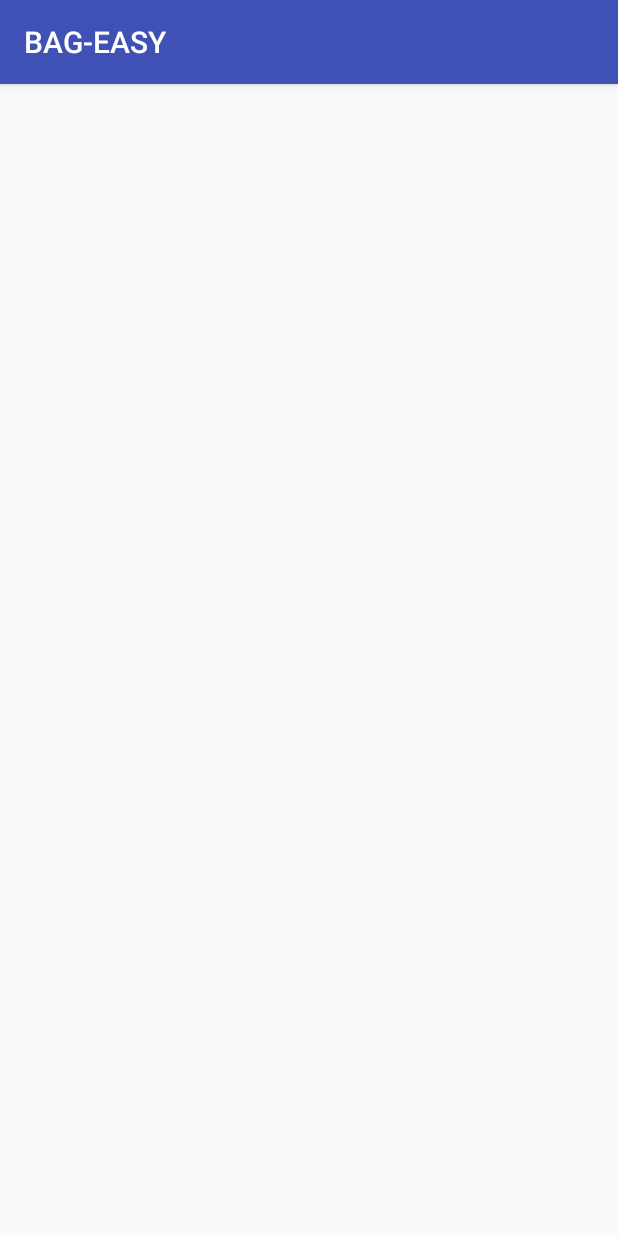
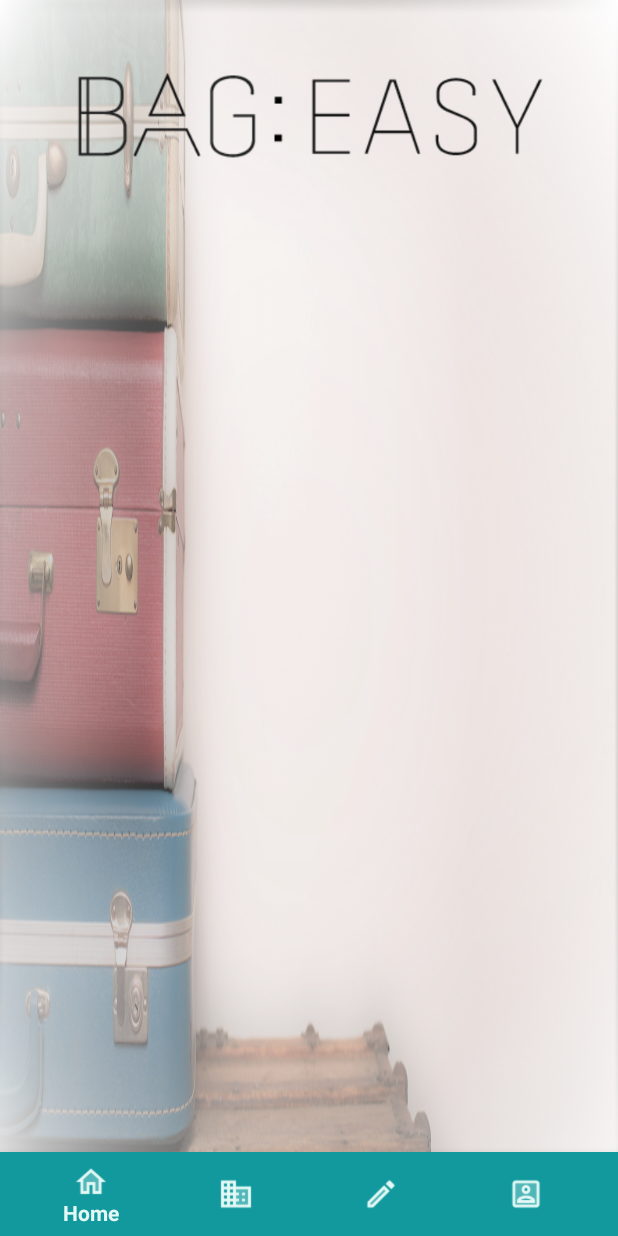
Before and after one commit to Min-Hyuk98/androidStudio_BAG-EASY, an Android app: the screen it shows after launch (Home), on a phone screen of 412 x 824 dp. Run offline under Robolectric (Android 15) with nearby library versions, the phone set to English and light mode, and no system bars.

Commit message:
add bottom menu

```diff
--- a/app/src/main/res/layout/activity_home.xml
+++ b/app/src/main/res/layout/activity_home.xml
@@ -1,9 +1,35 @@
 <?xml version="1.0" encoding="utf-8"?>
-<android.support.constraint.ConstraintLayout
-    xmlns:android="http://schemas.android.com/apk/res/android"
+<android.support.constraint.ConstraintLayout xmlns:android="http://schemas.android.com/apk/res/android"
     xmlns:app="http://schemas.android.com/apk/res-auto"
     xmlns:tools="http://schemas.android.com/tools"
     android:layout_width="match_parent"
-    android:layout_height="match_parent">
+    android:layout_height="match_parent"
+    android:background="@drawable/home_background">
+
+
+
+    <ImageView
+        android:id="@+id/imageView"
+        android:layout_width="328dp"
+        android:layout_height="64dp"
+        android:layout_marginEnd="8dp"
+        android:layout_marginTop="48dp"
+        app:layout_constraintEnd_toEndOf="parent"
+        app:layout_constraintHorizontal_bias="0.583"
+        app:layout_constraintStart_toStartOf="parent"
+        app:layout_constraintTop_toTopOf="parent"
+        app:srcCompat="@drawable/bag_easy" />
+
+    <android.support.design.widget.BottomNavigationView
+        android:id="@+id/bottom_navigation"
+        android:layout_width="match_parent"
+        android:layout_height="wrap_content"
+        android:background="@color/background"
+        app:itemIconTint="@color/iconText"
+        app:itemTextColor="@color/iconText"
+        app:layout_constraintBottom_toBottomOf="parent"
+        app:layout_constraintStart_toStartOf="parent"
+        app:menu="@menu/bottom_navigation"/>
+
 
 </android.support.constraint.ConstraintLayout>
--- a/app/src/main/res/values/colors.xml
+++ b/app/src/main/res/values/colors.xml
@@ -3,4 +3,6 @@
     <color name="colorPrimary">#3F51B5</color>
     <color name="colorPrimaryDark">#303F9F</color>
     <color name="colorAccent">#FF4081</color>
+    <color name="iconText">#e4f9f5</color>
+    <color name="background">#11999e</color>
 </resources>
--- a/app/src/main/res/values/styles.xml
+++ b/app/src/main/res/values/styles.xml
@@ -6,6 +6,9 @@
         <item name="colorPrimary">@color/colorPrimary</item>
         <item name="colorPrimaryDark">@color/colorPrimaryDark</item>
         <item name="colorAccent">@color/colorAccent</item>
+        <!-- No Title Bar-->
+        <item name="windowActionBar">false</item>
+        <item name="windowNoTitle">true</item>
     </style>
 
 </resources>
```
Also changed, not shown: app/src/main/res/drawable/about_us_menu.png (added), app/src/main/res/drawable/my_page_menu.png (added), app/src/main/res/drawable/review_menu.png (added).
